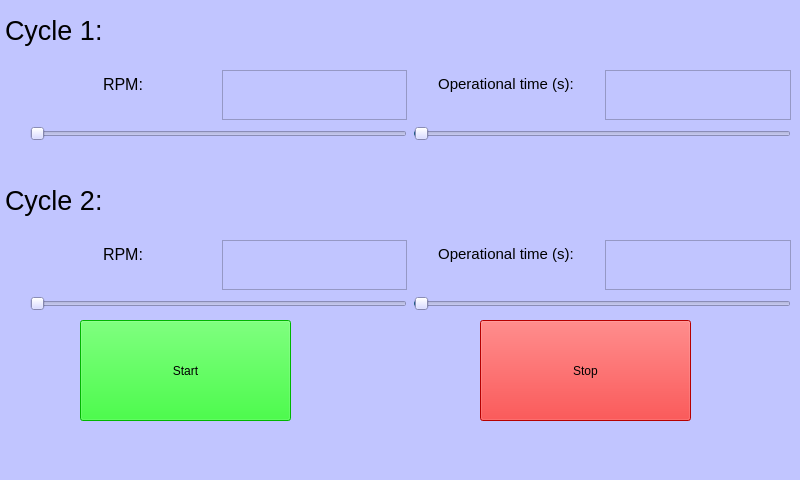
Above: Final_version/GUI_automation.ui from AndreasNilsson123/SpinchemDBT23 before the change. Below: the same form after it.
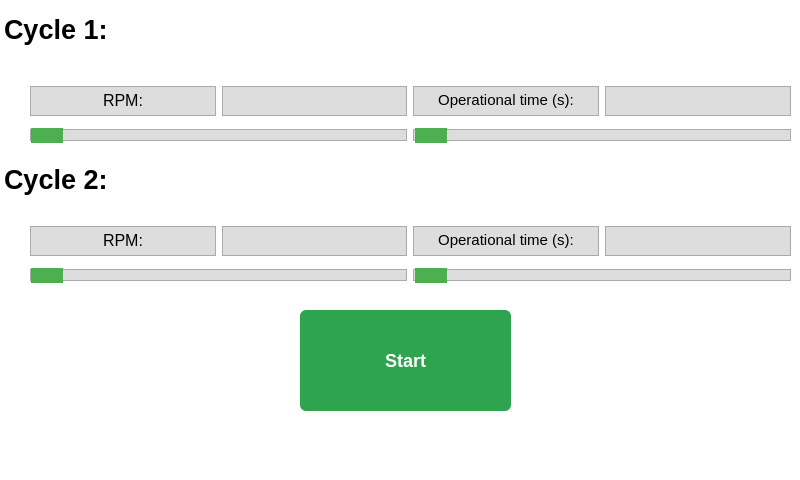
That is the form after the change. Icons and pictures are not drawn.

What changed in the file:
```diff
--- a/Final_version/GUI_automation.ui
+++ b/Final_version/GUI_automation.ui
@@ -17,21 +17,36 @@
    <string>MainWindow</string>
   </property>
   <property name="styleSheet">
-   <string notr="true">background-color: rgb(193, 197, 255);</string>
+   <string notr="true">background-color: rgb(255, 255, 255);</string>
   </property>
   <widget class="QWidget" name="centralwidget">
    <widget class="QPushButton" name="startButton">
     <property name="geometry">
      <rect>
-      <x>80</x>
-      <y>320</y>
+      <x>300</x>
+      <y>310</y>
       <width>211</width>
       <height>101</height>
      </rect>
     </property>
     <property name="styleSheet">
-     <string notr="true">font: 20pt &quot;MS Shell Dlg 2&quot;;
-background-color: rgb(0, 255, 0);</string>
+     <string notr="true">QPushButton#startButton{
+  background-color: #2ea44f;
+  border: 1px solid rgba(27, 31, 35, .15);
+  border-radius: 6px;
+  color: #fff;
+  font-size: 18px;
+  font-weight: 600;
+  padding: 6px 16px;
+}
+
+QPushButton#startButton:hover {
+  background-color:  #2c974b;
+}
+
+QPushButton#startButton:pressed {
+  background-color: rgba(0,0,0,.5);
+}</string>
     </property>
     <property name="text">
      <string>Start</string>
@@ -40,10 +55,10 @@
    <widget class="QPushButton" name="stopButton">
     <property name="geometry">
      <rect>
-      <x>480</x>
-      <y>320</y>
-      <width>211</width>
-      <height>101</height>
+      <x>620</x>
+      <y>350</y>
+      <width>131</width>
+      <height>51</height>
      </rect>
     </property>
     <property name="styleSheet">
@@ -67,28 +82,49 @@
      <string notr="true">background-color: rgba(255, 255, 255,0);
 border-color: rgba(255, 255, 255,0);</string>
     </property>
+    <property name="frameShape">
+     <enum>QFrame::NoFrame</enum>
+    </property>
+    <property name="readOnly">
+     <bool>true</bool>
+    </property>
     <property name="html">
      <string>&lt;!DOCTYPE HTML PUBLIC &quot;-//W3C//DTD HTML 4.0//EN&quot; &quot;http://www.w3.org/TR/REC-html40/strict.dtd&quot;&gt;
 &lt;html&gt;&lt;head&gt;&lt;meta name=&quot;qrichtext&quot; content=&quot;1&quot; /&gt;&lt;style type=&quot;text/css&quot;&gt;
 p, li { white-space: pre-wrap; }
 &lt;/style&gt;&lt;/head&gt;&lt;body style=&quot; font-family:'MS Shell Dlg 2'; font-size:7.8pt; font-weight:400; font-style:normal;&quot;&gt;
-&lt;p style=&quot; margin-top:0px; margin-bottom:0px; margin-left:0px; margin-right:0px; -qt-block-indent:0; text-indent:0px;&quot;&gt;&lt;span style=&quot; font-size:20pt;&quot;&gt;Cycle 1:&lt;/span&gt;&lt;/p&gt;&lt;/body&gt;&lt;/html&gt;</string>
+&lt;p style=&quot; margin-top:0px; margin-bottom:0px; margin-left:0px; margin-right:0px; -qt-block-indent:0; text-indent:0px;&quot;&gt;&lt;span style=&quot; font-size:20pt; font-weight:600;&quot;&gt;Cycle 1:&lt;/span&gt;&lt;/p&gt;&lt;/body&gt;&lt;/html&gt;</string>
     </property>
    </widget>
    <widget class="QWidget" name="gridLayoutWidget_5">
     <property name="geometry">
      <rect>
       <x>30</x>
-      <y>70</y>
+      <y>80</y>
       <width>761</width>
       <height>71</height>
      </rect>
     </property>
     <layout class="QGridLayout" name="gridLayout">
+     <property name="sizeConstraint">
+      <enum>QLayout::SetDefaultConstraint</enum>
+     </property>
      <item row="0" column="1">
       <widget class="QTextEdit" name="dispStirrerSpeed">
+       <property name="maximumSize">
+        <size>
+         <width>16777215</width>
+         <height>30</height>
+        </size>
+       </property>
        <property name="styleSheet">
-        <string notr="true">font: 20pt &quot;MS Shell Dlg 2&quot;;</string>
+        <string notr="true">QTextEdit {
+    color: rgb(0,0,0); /* Text color */
+    background-color: #ddd; /* Background color */
+    border: 1px solid #aaa; /* Border color */
+    font-size: 18px; /* Font size */
+    font-weight: bold; /* Font weight */
+}</string>
        </property>
        <property name="verticalScrollBarPolicy">
         <enum>Qt::ScrollBarAlwaysOff</enum>
@@ -100,15 +136,27 @@
         <string>&lt;!DOCTYPE HTML PUBLIC &quot;-//W3C//DTD HTML 4.0//EN&quot; &quot;http://www.w3.org/TR/REC-html40/strict.dtd&quot;&gt;
 &lt;html&gt;&lt;head&gt;&lt;meta name=&quot;qrichtext&quot; content=&quot;1&quot; /&gt;&lt;style type=&quot;text/css&quot;&gt;
 p, li { white-space: pre-wrap; }
-&lt;/style&gt;&lt;/head&gt;&lt;body style=&quot; font-family:'MS Shell Dlg 2'; font-size:20pt; font-weight:400; font-style:normal;&quot;&gt;
-&lt;p style=&quot;-qt-paragraph-type:empty; margin-top:0px; margin-bottom:0px; margin-left:0px; margin-right:0px; -qt-block-indent:0; text-indent:0px;&quot;&gt;&lt;br /&gt;&lt;/p&gt;&lt;/body&gt;&lt;/html&gt;</string>
+&lt;/style&gt;&lt;/head&gt;&lt;body style=&quot; font-family:'MS Shell Dlg 2'; font-size:18px; font-weight:600; font-style:normal;&quot;&gt;
+&lt;p style=&quot;-qt-paragraph-type:empty; margin-top:0px; margin-bottom:0px; margin-left:0px; margin-right:0px; -qt-block-indent:0; text-indent:0px; font-size:20pt; font-weight:400;&quot;&gt;&lt;br /&gt;&lt;/p&gt;&lt;/body&gt;&lt;/html&gt;</string>
        </property>
       </widget>
      </item>
      <item row="0" column="2">
       <widget class="QTextEdit" name="textEdit_2">
+       <property name="maximumSize">
+        <size>
+         <width>275</width>
+         <height>30</height>
+        </size>
+       </property>
        <property name="styleSheet">
-        <string notr="true">background-color: rgba(255, 255, 255,0);</string>
+        <string notr="true">QTextEdit {
+    color: rgb(0,0,0); /* Text color */
+    background-color: #ddd; /* Background color */
+    border: 1px solid #aaa; /* Border color */
+    font-size: 16px; /* Font size */
+    font-weight: bold; /* Font weight */
+}</string>
        </property>
        <property name="verticalScrollBarPolicy">
         <enum>Qt::ScrollBarAlwaysOff</enum>
@@ -120,15 +168,27 @@
         <string>&lt;!DOCTYPE HTML PUBLIC &quot;-//W3C//DTD HTML 4.0//EN&quot; &quot;http://www.w3.org/TR/REC-html40/strict.dtd&quot;&gt;
 &lt;html&gt;&lt;head&gt;&lt;meta name=&quot;qrichtext&quot; content=&quot;1&quot; /&gt;&lt;style type=&quot;text/css&quot;&gt;
 p, li { white-space: pre-wrap; }
-&lt;/style&gt;&lt;/head&gt;&lt;body style=&quot; font-family:'MS Shell Dlg 2'; font-size:7.8pt; font-weight:400; font-style:normal;&quot;&gt;
-&lt;p align=&quot;center&quot; style=&quot; margin-top:0px; margin-bottom:0px; margin-left:0px; margin-right:0px; -qt-block-indent:0; text-indent:0px;&quot;&gt;&lt;span style=&quot; font-size:11pt;&quot;&gt;Operational time (s):&lt;/span&gt;&lt;/p&gt;&lt;/body&gt;&lt;/html&gt;</string>
+&lt;/style&gt;&lt;/head&gt;&lt;body style=&quot; font-family:'MS Shell Dlg 2'; font-size:16px; font-weight:600; font-style:normal;&quot;&gt;
+&lt;p align=&quot;center&quot; style=&quot; margin-top:0px; margin-bottom:0px; margin-left:0px; margin-right:0px; -qt-block-indent:0; text-indent:0px;&quot;&gt;&lt;span style=&quot; font-size:11pt; font-weight:400;&quot;&gt;Operational time (s):&lt;/span&gt;&lt;/p&gt;&lt;/body&gt;&lt;/html&gt;</string>
        </property>
       </widget>
      </item>
      <item row="0" column="3">
       <widget class="QTextEdit" name="dispOperationalTime">
+       <property name="maximumSize">
+        <size>
+         <width>16777215</width>
+         <height>30</height>
+        </size>
+       </property>
        <property name="styleSheet">
-        <string notr="true">font: 20pt &quot;MS Shell Dlg 2&quot;;</string>
+        <string notr="true">QTextEdit {
+    color: rgb(0,0,0); /* Text color */
+    background-color: #ddd; /* Background color */
+    border: 1px solid #aaa; /* Border color */
+    font-size: 18px; /* Font size */
+    font-weight: bold; /* Font weight */
+}</string>
        </property>
        <property name="verticalScrollBarPolicy">
         <enum>Qt::ScrollBarAlwaysOff</enum>
@@ -140,15 +200,27 @@
         <string>&lt;!DOCTYPE HTML PUBLIC &quot;-//W3C//DTD HTML 4.0//EN&quot; &quot;http://www.w3.org/TR/REC-html40/strict.dtd&quot;&gt;
 &lt;html&gt;&lt;head&gt;&lt;meta name=&quot;qrichtext&quot; content=&quot;1&quot; /&gt;&lt;style type=&quot;text/css&quot;&gt;
 p, li { white-space: pre-wrap; }
-&lt;/style&gt;&lt;/head&gt;&lt;body style=&quot; font-family:'MS Shell Dlg 2'; font-size:20pt; font-weight:400; font-style:normal;&quot;&gt;
-&lt;p style=&quot;-qt-paragraph-type:empty; margin-top:0px; margin-bottom:0px; margin-left:0px; margin-right:0px; -qt-block-indent:0; text-indent:0px;&quot;&gt;&lt;br /&gt;&lt;/p&gt;&lt;/body&gt;&lt;/html&gt;</string>
+&lt;/style&gt;&lt;/head&gt;&lt;body style=&quot; font-family:'MS Shell Dlg 2'; font-size:18px; font-weight:600; font-style:normal;&quot;&gt;
+&lt;p style=&quot;-qt-paragraph-type:empty; margin-top:0px; margin-bottom:0px; margin-left:0px; margin-right:0px; -qt-block-indent:0; text-indent:0px; font-size:20pt; font-weight:400;&quot;&gt;&lt;br /&gt;&lt;/p&gt;&lt;/body&gt;&lt;/html&gt;</string>
        </property>
       </widget>
      </item>
      <item row="0" column="0">
       <widget class="QTextEdit" name="textEdit">
+       <property name="maximumSize">
+        <size>
+         <width>275</width>
+         <height>30</height>
+        </size>
+       </property>
        <property name="styleSheet">
-        <string notr="true">background-color: rgba(255, 255, 255,0);</string>
+        <string notr="true">QTextEdit {
+    color: rgb(0,0,0); /* Text color */
+    background-color: #ddd; /* Background color */
+    border: 1px solid #aaa; /* Border color */
+    font-size: 16px; /* Font size */
+    font-weight: bold; /* Font weight */
+}</string>
        </property>
        <property name="verticalScrollBarPolicy">
         <enum>Qt::ScrollBarAlwaysOff</enum>
@@ -160,14 +232,33 @@
         <string>&lt;!DOCTYPE HTML PUBLIC &quot;-//W3C//DTD HTML 4.0//EN&quot; &quot;http://www.w3.org/TR/REC-html40/strict.dtd&quot;&gt;
 &lt;html&gt;&lt;head&gt;&lt;meta name=&quot;qrichtext&quot; content=&quot;1&quot; /&gt;&lt;style type=&quot;text/css&quot;&gt;
 p, li { white-space: pre-wrap; }
-&lt;/style&gt;&lt;/head&gt;&lt;body style=&quot; font-family:'MS Shell Dlg 2'; font-size:7.8pt; font-weight:400; font-style:normal;&quot;&gt;
-&lt;p align=&quot;center&quot; style=&quot; margin-top:0px; margin-bottom:0px; margin-left:0px; margin-right:0px; -qt-block-indent:0; text-indent:0px;&quot;&gt;&lt;span style=&quot; font-size:12pt;&quot;&gt;RPM:&lt;/span&gt;&lt;/p&gt;
-&lt;p align=&quot;center&quot; style=&quot;-qt-paragraph-type:empty; margin-top:0px; margin-bottom:0px; margin-left:0px; margin-right:0px; -qt-block-indent:0; text-indent:0px;&quot;&gt;&lt;br /&gt;&lt;/p&gt;&lt;/body&gt;&lt;/html&gt;</string>
+&lt;/style&gt;&lt;/head&gt;&lt;body style=&quot; font-family:'MS Shell Dlg 2'; font-size:16px; font-weight:600; font-style:normal;&quot;&gt;
+&lt;p align=&quot;center&quot; style=&quot; margin-top:0px; margin-bottom:0px; margin-left:0px; margin-right:0px; -qt-block-indent:0; text-indent:0px;&quot;&gt;&lt;span style=&quot; font-size:12pt; font-weight:400;&quot;&gt;RPM:&lt;/span&gt;&lt;/p&gt;
+&lt;p align=&quot;center&quot; style=&quot;-qt-paragraph-type:empty; margin-top:0px; margin-bottom:0px; margin-left:0px; margin-right:0px; -qt-block-indent:0; text-indent:0px; font-size:7.8pt; font-weight:400;&quot;&gt;&lt;br /&gt;&lt;/p&gt;&lt;/body&gt;&lt;/html&gt;</string>
        </property>
       </widget>
      </item>
      <item row="1" column="0" colspan="2">
       <widget class="QSlider" name="stirrerSpeed">
+       <property name="styleSheet">
+        <string notr="true">QSlider::groove:horizontal {
+    border: 1px solid #aaa; /* Groove border color */
+    height: 10px; /* Groove height */
+    background: #ddd; /* Groove background color */
+}
+
+QSlider::handle:horizontal {
+    background: #4CAF50; /* Handle color */
+    border: 1px solid #4CAF50; /* Handle border color */
+    width: 30px; /* Handle width */
+    margin: -5px 0; /* Handle vertical margin */
+}
+
+QSlider::handle:horizontal:pressed {
+	background: rgb(0,0,0);
+	border: 1px solid rgb(0,0,0);
+}</string>
+       </property>
        <property name="minimum">
         <number>50</number>
        </property>
@@ -187,6 +278,25 @@
      </item>
      <item row="1" column="2" colspan="2">
       <widget class="QSlider" name="operationalTime">
+       <property name="styleSheet">
+        <string notr="true">QSlider::groove:horizontal {
+    border: 1px solid #aaa; /* Groove border color */
+    height: 10px; /* Groove height */
+    background: #ddd; /* Groove background color */
+}
+
+QSlider::handle:horizontal {
+    background: #4CAF50; /* Handle color */
+    border: 1px solid #4CAF50; /* Handle border color */
+    width: 30px; /* Handle width */
+    margin: -5px 0; /* Handle vertical margin */
+}
+
+QSlider::handle:horizontal:pressed {
+	background: rgb(0,0,0);
+	border: 1px solid rgb(0,0,0);
+}</string>
+       </property>
        <property name="minimum">
         <number>1</number>
        </property>
@@ -213,7 +323,7 @@
     <property name="geometry">
      <rect>
       <x>0</x>
-      <y>180</y>
+      <y>160</y>
       <width>231</width>
       <height>61</height>
      </rect>
@@ -222,19 +332,25 @@
      <string notr="true">background-color: rgba(255, 255, 255,0);
 border-color: rgba(255, 255, 255,0);</string>
     </property>
+    <property name="frameShape">
+     <enum>QFrame::NoFrame</enum>
+    </property>
+    <property name="readOnly">
+     <bool>true</bool>
+    </property>
     <property name="html">
      <string>&lt;!DOCTYPE HTML PUBLIC &quot;-//W3C//DTD HTML 4.0//EN&quot; &quot;http://www.w3.org/TR/REC-html40/strict.dtd&quot;&gt;
 &lt;html&gt;&lt;head&gt;&lt;meta name=&quot;qrichtext&quot; content=&quot;1&quot; /&gt;&lt;style type=&quot;text/css&quot;&gt;
 p, li { white-space: pre-wrap; }
 &lt;/style&gt;&lt;/head&gt;&lt;body style=&quot; font-family:'MS Shell Dlg 2'; font-size:7.8pt; font-weight:400; font-style:normal;&quot;&gt;
-&lt;p style=&quot; margin-top:0px; margin-bottom:0px; margin-left:0px; margin-right:0px; -qt-block-indent:0; text-indent:0px;&quot;&gt;&lt;span style=&quot; font-size:20pt;&quot;&gt;Cycle 2:&lt;/span&gt;&lt;/p&gt;&lt;/body&gt;&lt;/html&gt;</string>
+&lt;p style=&quot; margin-top:0px; margin-bottom:0px; margin-left:0px; margin-right:0px; -qt-block-indent:0; text-indent:0px;&quot;&gt;&lt;span style=&quot; font-size:20pt; font-weight:600;&quot;&gt;Cycle 2:&lt;/span&gt;&lt;/p&gt;&lt;/body&gt;&lt;/html&gt;</string>
     </property>
    </widget>
    <widget class="QWidget" name="gridLayoutWidget_6">
     <property name="geometry">
      <rect>
       <x>30</x>
-      <y>240</y>
+      <y>220</y>
       <width>761</width>
       <height>71</height>
      </rect>
@@ -242,6 +358,25 @@
     <layout class="QGridLayout" name="gridLayout_2">
      <item row="1" column="2" colspan="2">
       <widget class="QSlider" name="operationalTime_3">
+       <property name="styleSheet">
+        <string notr="true">QSlider::groove:horizontal {
+    border: 1px solid #aaa; /* Groove border color */
+    height: 10px; /* Groove height */
+    background: #ddd; /* Groove background color */
+}
+
+QSlider::handle:horizontal {
+    background: #4CAF50; /* Handle color */
+    border: 1px solid #4CAF50; /* Handle border color */
+    width: 30px; /* Handle width */
+    margin: -5px 0; /* Handle vertical margin */
+}
+
+QSlider::handle:horizontal:pressed {
+	background: rgb(0,0,0);
+	border: 1px solid rgb(0,0,0);
+}</string>
+       </property>
        <property name="minimum">
         <number>1</number>
        </property>
@@ -264,8 +399,20 @@
      </item>
      <item row="0" column="0">
       <widget class="QTextEdit" name="textEdit_9">
+       <property name="maximumSize">
+        <size>
+         <width>275</width>
+         <height>30</height>
+        </size>
+       </property>
        <property name="styleSheet">
-        <string notr="true">background-color: rgba(255, 255, 255,0);</string>
+        <string notr="true">QTextEdit {
+    color: rgb(0,0,0); /* Text color */
+    background-color: #ddd; /* Background color */
+    border: 1px solid #aaa; /* Border color */
+    font-size: 16px; /* Font size */
+    font-weight: bold; /* Font weight */
+}</string>
        </property>
        <property name="verticalScrollBarPolicy">
         <enum>Qt::ScrollBarAlwaysOff</enum>
@@ -277,14 +424,33 @@
         <string>&lt;!DOCTYPE HTML PUBLIC &quot;-//W3C//DTD HTML 4.0//EN&quot; &quot;http://www.w3.org/TR/REC-html40/strict.dtd&quot;&gt;
 &lt;html&gt;&lt;head&gt;&lt;meta name=&quot;qrichtext&quot; content=&quot;1&quot; /&gt;&lt;style type=&quot;text/css&quot;&gt;
 p, li { white-space: pre-wrap; }
-&lt;/style&gt;&lt;/head&gt;&lt;body style=&quot; font-family:'MS Shell Dlg 2'; font-size:7.8pt; font-weight:400; font-style:normal;&quot;&gt;
-&lt;p align=&quot;center&quot; style=&quot; margin-top:0px; margin-bottom:0px; margin-left:0px; margin-right:0px; -qt-block-indent:0; text-indent:0px;&quot;&gt;&lt;span style=&quot; font-size:12pt;&quot;&gt;RPM:&lt;/span&gt;&lt;/p&gt;
-&lt;p align=&quot;center&quot; style=&quot;-qt-paragraph-type:empty; margin-top:0px; margin-bottom:0px; margin-left:0px; margin-right:0px; -qt-block-indent:0; text-indent:0px;&quot;&gt;&lt;br /&gt;&lt;/p&gt;&lt;/body&gt;&lt;/html&gt;</string>
+&lt;/style&gt;&lt;/head&gt;&lt;body style=&quot; font-family:'MS Shell Dlg 2'; font-size:16px; font-weight:600; font-style:normal;&quot;&gt;
+&lt;p align=&quot;center&quot; style=&quot; margin-top:0px; margin-bottom:0px; margin-left:0px; margin-right:0px; -qt-block-indent:0; text-indent:0px;&quot;&gt;&lt;span style=&quot; font-size:12pt; font-weight:400;&quot;&gt;RPM:&lt;/span&gt;&lt;/p&gt;
+&lt;p align=&quot;center&quot; style=&quot;-qt-paragraph-type:empty; margin-top:0px; margin-bottom:0px; margin-left:0px; margin-right:0px; -qt-block-indent:0; text-indent:0px; font-size:7.8pt; font-weight:400;&quot;&gt;&lt;br /&gt;&lt;/p&gt;&lt;/body&gt;&lt;/html&gt;</string>
        </property>
       </widget>
      </item>
      <item row="1" column="0" colspan="2">
       <widget class="QSlider" name="stirrerSpeed_3">
+       <property name="styleSheet">
+        <string notr="true">QSlider::groove:horizontal {
+    border: 1px solid #aaa; /* Groove border color */
+    height: 10px; /* Groove height */
+    background: #ddd; /* Groove background color */
+}
+
+QSlider::handle:horizontal {
+    background: #4CAF50; /* Handle color */
+    border: 1px solid #4CAF50; /* Handle border color */
+    width: 30px; /* Handle width */
+    margin: -5px 0; /* Handle vertical margin */
+}
+
+QSlider::handle:horizontal:pressed {
+	background: rgb(0,0,0);
+	border: 1px solid rgb(0,0,0);
+}</string>
+       </property>
        <property name="minimum">
         <number>50</number>
        </property>
@@ -304,8 +470,20 @@
      </item>
      <item row="0" column="2">
       <widget class="QTextEdit" name="textEdit_8">
+       <property name="maximumSize">
+        <size>
+         <width>275</width>
+         <height>30</height>
+        </size>
+       </property>
        <property name="styleSheet">
-        <string notr="true">background-color: rgba(255, 255, 255,0);</string>
+        <string notr="true">QTextEdit {
+    color: rgb(0,0,0); /* Text color */
+    background-color: #ddd; /* Background color */
+    border: 1px solid #aaa; /* Border color */
+    font-size: 16px; /* Font size */
+    font-weight: bold; /* Font weight */
+}</string>
        </property>
        <property name="verticalScrollBarPolicy">
         <enum>Qt::ScrollBarAlwaysOff</enum>
@@ -317,15 +495,27 @@
         <string>&lt;!DOCTYPE HTML PUBLIC &quot;-//W3C//DTD HTML 4.0//EN&quot; &quot;http://www.w3.org/TR/REC-html40/strict.dtd&quot;&gt;
 &lt;html&gt;&lt;head&gt;&lt;meta name=&quot;qrichtext&quot; content=&quot;1&quot; /&gt;&lt;style type=&quot;text/css&quot;&gt;
 p, li { white-space: pre-wrap; }
-&lt;/style&gt;&lt;/head&gt;&lt;body style=&quot; font-family:'MS Shell Dlg 2'; font-size:7.8pt; font-weight:400; font-style:normal;&quot;&gt;
-&lt;p align=&quot;center&quot; style=&quot; margin-top:0px; margin-bottom:0px; margin-left:0px; margin-right:0px; -qt-block-indent:0; text-indent:0px;&quot;&gt;&lt;span style=&quot; font-size:11pt;&quot;&gt;Operational time (s):&lt;/span&gt;&lt;/p&gt;&lt;/body&gt;&lt;/html&gt;</string>
+&lt;/style&gt;&lt;/head&gt;&lt;body style=&quot; font-family:'MS Shell Dlg 2'; font-size:16px; font-weight:600; font-style:normal;&quot;&gt;
+&lt;p align=&quot;center&quot; style=&quot; margin-top:0px; margin-bottom:0px; margin-left:0px; margin-right:0px; -qt-block-indent:0; text-indent:0px;&quot;&gt;&lt;span style=&quot; font-size:11pt; font-weight:400;&quot;&gt;Operational time (s):&lt;/span&gt;&lt;/p&gt;&lt;/body&gt;&lt;/html&gt;</string>
        </property>
       </widget>
      </item>
      <item row="0" column="3">
       <widget class="QTextEdit" name="dispOperationalTime_3">
+       <property name="maximumSize">
+        <size>
+         <width>275</width>
+         <height>30</height>
+        </size>
+       </property>
        <property name="styleSheet">
-        <string notr="true">font: 20pt &quot;MS Shell Dlg 2&quot;;</string>
+        <string notr="true">QTextEdit {
+    color: rgb(0,0,0); /* Text color */
+    background-color: #ddd; /* Background color */
+    border: 1px solid #aaa; /* Border color */
+    font-size: 18px; /* Font size */
+    font-weight: bold; /* Font weight */
+}</string>
        </property>
        <property name="verticalScrollBarPolicy">
         <enum>Qt::ScrollBarAlwaysOff</enum>
@@ -337,15 +527,27 @@
         <string>&lt;!DOCTYPE HTML PUBLIC &quot;-//W3C//DTD HTML 4.0//EN&quot; &quot;http://www.w3.org/TR/REC-html40/strict.dtd&quot;&gt;
 &lt;html&gt;&lt;head&gt;&lt;meta name=&quot;qrichtext&quot; content=&quot;1&quot; /&gt;&lt;style type=&quot;text/css&quot;&gt;
 p, li { white-space: pre-wrap; }
-&lt;/style&gt;&lt;/head&gt;&lt;body style=&quot; font-family:'MS Shell Dlg 2'; font-size:20pt; font-weight:400; font-style:normal;&quot;&gt;
-&lt;p style=&quot;-qt-paragraph-type:empty; margin-top:0px; margin-bottom:0px; margin-left:0px; margin-right:0px; -qt-block-indent:0; text-indent:0px;&quot;&gt;&lt;br /&gt;&lt;/p&gt;&lt;/body&gt;&lt;/html&gt;</string>
+&lt;/style&gt;&lt;/head&gt;&lt;body style=&quot; font-family:'MS Shell Dlg 2'; font-size:18px; font-weight:600; font-style:normal;&quot;&gt;
+&lt;p style=&quot;-qt-paragraph-type:empty; margin-top:0px; margin-bottom:0px; margin-left:0px; margin-right:0px; -qt-block-indent:0; text-indent:0px; font-size:20pt; font-weight:400;&quot;&gt;&lt;br /&gt;&lt;/p&gt;&lt;/body&gt;&lt;/html&gt;</string>
        </property>
       </widget>
      </item>
      <item row="0" column="1">
       <widget class="QTextEdit" name="dispStirrerSpeed_3">
+       <property name="maximumSize">
+        <size>
+         <width>275</width>
+         <height>30</height>
+        </size>
+       </property>
        <property name="styleSheet">
-        <string notr="true">font: 20pt &quot;MS Shell Dlg 2&quot;;</string>
+        <string notr="true">QTextEdit {
+    color: rgb(0,0,0); /* Text color */
+    background-color: #ddd; /* Background color */
+    border: 1px solid #aaa; /* Border color */
+    font-size: 18px; /* Font size */
+    font-weight: bold; /* Font weight */
+}</string>
        </property>
        <property name="verticalScrollBarPolicy">
         <enum>Qt::ScrollBarAlwaysOff</enum>
@@ -357,19 +559,36 @@
         <string>&lt;!DOCTYPE HTML PUBLIC &quot;-//W3C//DTD HTML 4.0//EN&quot; &quot;http://www.w3.org/TR/REC-html40/strict.dtd&quot;&gt;
 &lt;html&gt;&lt;head&gt;&lt;meta name=&quot;qrichtext&quot; content=&quot;1&quot; /&gt;&lt;style type=&quot;text/css&quot;&gt;
 p, li { white-space: pre-wrap; }
-&lt;/style&gt;&lt;/head&gt;&lt;body style=&quot; font-family:'MS Shell Dlg 2'; font-size:20pt; font-weight:400; font-style:normal;&quot;&gt;
-&lt;p style=&quot;-qt-paragraph-type:empty; margin-top:0px; margin-bottom:0px; margin-left:0px; margin-right:0px; -qt-block-indent:0; text-indent:0px;&quot;&gt;&lt;br /&gt;&lt;/p&gt;&lt;/body&gt;&lt;/html&gt;</string>
+&lt;/style&gt;&lt;/head&gt;&lt;body style=&quot; font-family:'MS Shell Dlg 2'; font-size:18px; font-weight:600; font-style:normal;&quot;&gt;
+&lt;p style=&quot;-qt-paragraph-type:empty; margin-top:0px; margin-bottom:0px; margin-left:0px; margin-right:0px; -qt-block-indent:0; text-indent:0px; font-size:20pt; font-weight:400;&quot;&gt;&lt;br /&gt;&lt;/p&gt;&lt;/body&gt;&lt;/html&gt;</string>
        </property>
       </widget>
      </item>
     </layout>
    </widget>
+   <widget class="QLabel" name="label">
+    <property name="geometry">
+     <rect>
+      <x>580</x>
+      <y>340</y>
+      <width>211</width>
+      <height>101</height>
+     </rect>
+    </property>
+    <property name="text">
+     <string/>
+    </property>
+    <property name="pixmap">
+     <pixmap>spinchem_logo.png</pixmap>
+    </property>
+   </widget>
+   <zorder>stopButton</zorder>
    <zorder>textEdit_3</zorder>
    <zorder>startButton</zorder>
-   <zorder>stopButton</zorder>
    <zorder>gridLayoutWidget_5</zorder>
    <zorder>textEdit_5</zorder>
    <zorder>gridLayoutWidget_6</zorder>
+   <zorder>label</zorder>
   </widget>
   <widget class="QMenuBar" name="menubar">
    <property name="geometry">
```
